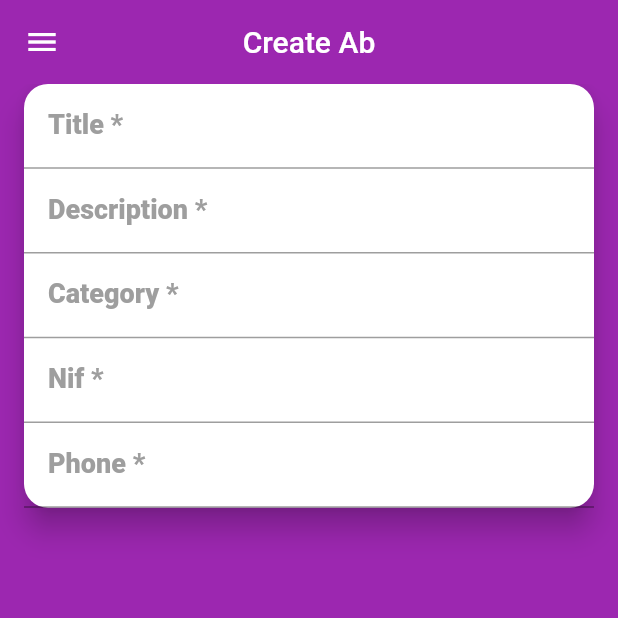
After one commit to MonsterOfCode/MINE-Flutter-course, a Flutter app: the screen it shows after launch, swiped to page 2, on a phone screen of 412 x 824 dp, the top half of it. The commit adds this screen. Run offline on Flutter 3.47's test engine with Material 2 defaults, Android fonts, the phone set to English and light mode, and no system bars; our stand-ins replace cloud_firestore, dio, firebase_auth, firebase_storage, flare_flutter, flutter_masked_text and 10 more; accounts and stored records are empty; generated files the repository leaves out were written again.

Commit message:
feat(Olx): Making the create Ad screen

```diff
--- /dev/null
+++ b/olx_clone/lib/ui/screen/abs/create.screen.dart
@@ -0,0 +1,73 @@
+import 'package:flutter/material.dart';
+import 'package:flutter/services.dart';
+import 'package:olx_clone/ui/widgets/drawer/drawer.widget.dart';
+
+class CreateAbScreen extends StatelessWidget {
+  @override
+  Widget build(BuildContext context) {
+    const contentPadding = EdgeInsets.fromLTRB(16, 10, 12, 10);
+    const labelStyle = TextStyle(fontWeight: FontWeight.w800, color: Colors.grey, fontSize: 18);
+    return Scaffold(
+      drawer: DrawerWidget(),
+      appBar: AppBar(
+        title: Text("Create Ab"),
+        centerTitle: true,
+      ),
+      body: Card(
+        margin: const EdgeInsets.symmetric(horizontal: 16),
+        shape: RoundedRectangleBorder(borderRadius: BorderRadius.circular(16)),
+        elevation: 8,
+        child: Column(
+          mainAxisSize: MainAxisSize.min,
+          children: [
+            TextField(
+              decoration: InputDecoration(
+                labelText: "Title *",
+                labelStyle: labelStyle,
+                contentPadding: contentPadding,
+              ),
+            ),
+            TextField(
+              decoration: InputDecoration(
+                labelText: "Description *",
+                labelStyle: labelStyle,
+                contentPadding: contentPadding,
+              ),
+              maxLines: null,
+            ),
+            TextField(
+              decoration: InputDecoration(
+                labelText: "Category *",
+                labelStyle: labelStyle,
+                contentPadding: contentPadding,
+              ),
+            ),
+            TextField(
+              decoration: InputDecoration(
+                labelText: "Nif *",
+                labelStyle: labelStyle,
+                contentPadding: contentPadding,
+              ),
+              keyboardType: TextInputType.number,
+              inputFormatters: [
+                FilteringTextInputFormatter.digitsOnly,
+              ],
+            ),
+            TextField(
+              decoration: InputDecoration(
+                labelText: "Phone *",
+                labelStyle: labelStyle,
+                contentPadding: contentPadding,
+                prefixText: "€ ",
+              ),
+              keyboardType: TextInputType.number,
+              inputFormatters: [
+                FilteringTextInputFormatter.digitsOnly,
+              ],
+            ),
+          ],
+        ),
+      ),
+    );
+  }
+}
--- a/olx_clone/lib/ui/screen/account/login.screen.dart
+++ b/olx_clone/lib/ui/screen/account/login.screen.dart
@@ -1,6 +1,6 @@
 import 'package:flutter/material.dart';
 import 'package:flutter_mobx/flutter_mobx.dart';
-import 'package:olx_clone/business_logic/stores/login.store.dart';
+import 'package:olx_clone/business_logic/stores/account/login.store.dart';
 import 'package:olx_clone/ui/screen/account/signup.screen.dart';
 import 'package:olx_clone/ui/widgets/authentication/authentication_button.widget.dart';
 import 'package:olx_clone/ui/widgets/error_box.repository.dart';
--- a/olx_clone/lib/ui/screen/account/signup.screen.dart
+++ b/olx_clone/lib/ui/screen/account/signup.screen.dart
@@ -1,7 +1,7 @@
 import 'package:flutter/material.dart';
 import 'package:flutter/services.dart';
 import 'package:flutter_mobx/flutter_mobx.dart';
-import 'package:olx_clone/business_logic/stores/signup.store.dart';
+import 'package:olx_clone/business_logic/stores/account/signup.store.dart';
 import 'package:olx_clone/ui/widgets/authentication/authentication_button.widget.dart';
 import 'package:olx_clone/ui/widgets/authentication/field_title.widget.dart';
 import 'package:olx_clone/ui/widgets/error_box.repository.dart';
--- a/olx_clone/lib/ui/screen/base/base.screen.dart
+++ b/olx_clone/lib/ui/screen/base/base.screen.dart
@@ -1,6 +1,7 @@
 import 'package:flutter/material.dart';
 import 'package:get_it/get_it.dart';
 import 'package:mobx/mobx.dart';
+import 'package:olx_clone/ui/screen/abs/create.screen.dart';
 import 'package:olx_clone/ui/screen/home/home.screen.dart';
 import 'package:olx_clone/business_logic/stores/screen.store.dart';
 
@@ -32,9 +33,7 @@ class _BaseScreenState extends State<BaseScreen> {
         physics: NeverScrollableScrollPhysics(),
         children: [
           HomeScreen(),
-          Container(
-            color: Colors.green,
-          ),
+          CreateAbScreen(),
           Container(
             color: Colors.yellow,
           ),
--- a/olx_clone/lib/ui/widgets/drawer/drawer_screen_section.widget.dart
+++ b/olx_clone/lib/ui/widgets/drawer/drawer_screen_section.widget.dart
@@ -11,7 +11,7 @@ class DrawerScreensSectionWidget extends StatelessWidget {
     return Column(
       children: [
         DrawerItemWidget(label: "Abs", iconData: Icons.list, onTap: () => store.setScreen(0), highlighted: store.page == 0),
-        DrawerItemWidget(label: "New Abs", iconData: Icons.edit, onTap: () => store.setScreen(1), highlighted: store.page == 1),
+        DrawerItemWidget(label: "New Ab", iconData: Icons.edit, onTap: () => store.setScreen(1), highlighted: store.page == 1),
         DrawerItemWidget(label: "Chat", iconData: Icons.chat, onTap: () => store.setScreen(2), highlighted: store.page == 2),
         DrawerItemWidget(label: "Favorites", iconData: Icons.favorite, onTap: () => store.setScreen(3), highlighted: store.page == 3),
         DrawerItemWidget(label: "Account", iconData: Icons.person, onTap: () => store.setScreen(4), highlighted: store.page == 4),
```
Also changed, not shown: olx_clone/lib/business_logic/stores/account/login.store.dart (renamed from olx_clone/lib/business_logic/stores/login.store.dart), olx_clone/lib/business_logic/stores/account/login.store.g.dart (renamed from olx_clone/lib/business_logic/stores/login.store.g.dart), olx_clone/lib/business_logic/stores/account/signup.store.dart (renamed from olx_clone/lib/business_logic/stores/signup.store.dart), olx_clone/lib/business_logic/stores/account/signup.store.g.dart (renamed from olx_clone/lib/business_logic/stores/signup.store.g.dart).
